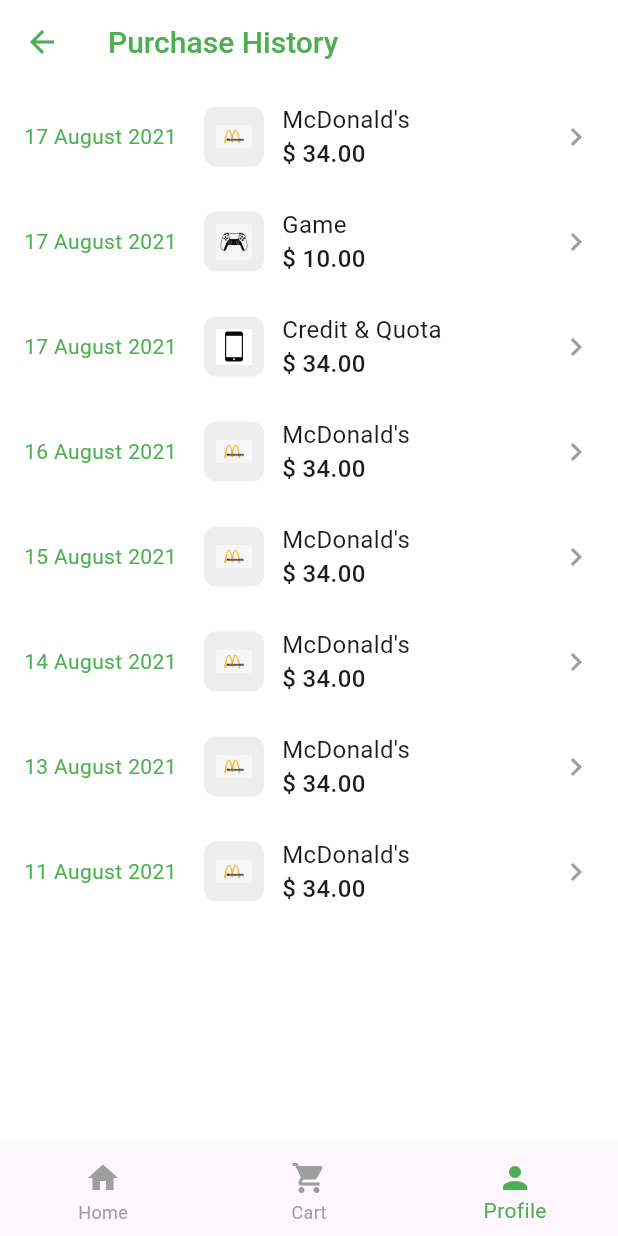
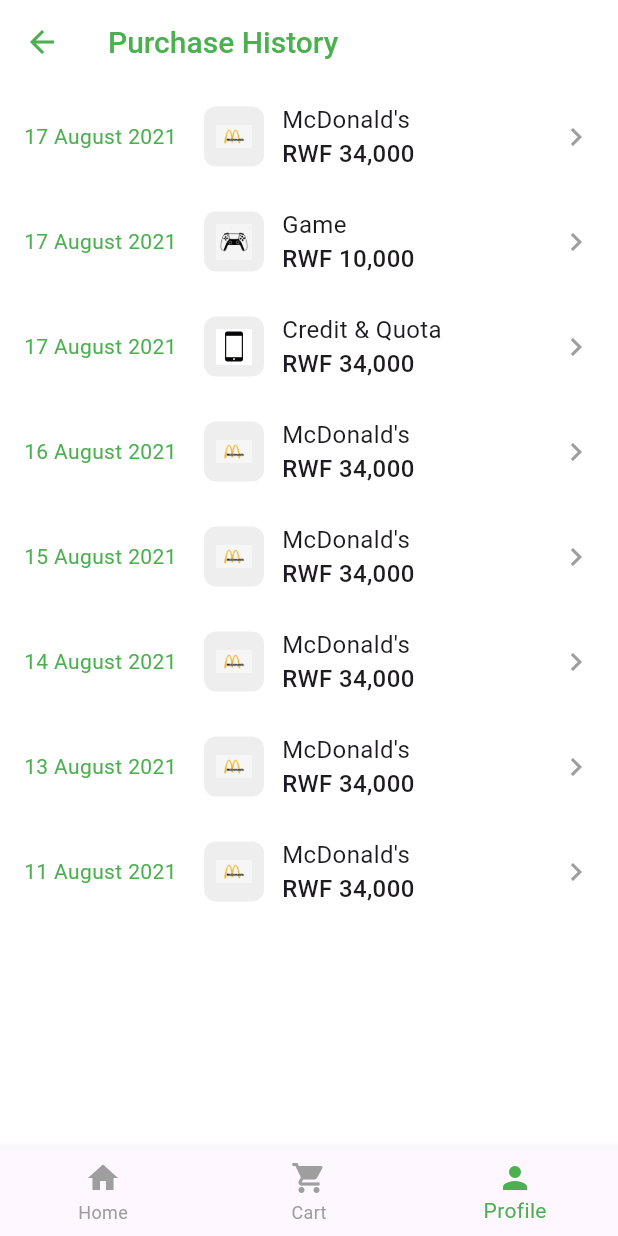
Before and after one commit to cekwedike/group-12-mobile-dev_Farm-Fresh, a Flutter app: the PurchaseHistoryScreen screen opened directly, on a phone screen of 412 x 824 dp. Run offline on Flutter 3.47's test engine with Material 3 defaults, Android fonts, the phone set to English and light mode, and no system bars.

Commit message:
Refactor purchase history screen: Update purchase items and navigation functionality

```diff
--- a/farm_fresh/lib/screens/purchase_history_screen.dart
+++ b/farm_fresh/lib/screens/purchase_history_screen.dart
@@ -1,4 +1,3 @@
-// lib/screens/purchase_history_screen.dart
 import 'package:flutter/material.dart';
 
 class PurchaseHistoryScreen extends StatelessWidget {
@@ -25,21 +24,21 @@ class PurchaseHistoryScreen extends StatelessWidget {
       ),
       body: ListView(
         children: [
-          _buildPurchaseItem('17 August 2021', 'McDonald\'s', 34.00,
+          _buildPurchaseItem('17 August 2021', 'McDonald\'s', 34000,
               'assets/mcdonalds_logo.png'),
           _buildPurchaseItem(
-              '17 August 2021', 'Game', 10.00, 'assets/game_icon.png'),
-          _buildPurchaseItem('17 August 2021', 'Credit & Quota', 34.00,
+              '17 August 2021', 'Game', 10000, 'assets/game_icon.png'),
+          _buildPurchaseItem('17 August 2021', 'Credit & Quota', 34000,
               'assets/credit_icon.png'),
-          _buildPurchaseItem('16 August 2021', 'McDonald\'s', 34.00,
+          _buildPurchaseItem('16 August 2021', 'McDonald\'s', 34000,
               'assets/mcdonalds_logo.png'),
-          _buildPurchaseItem('15 August 2021', 'McDonald\'s', 34.00,
+          _buildPurchaseItem('15 August 2021', 'McDonald\'s', 34000,
               'assets/mcdonalds_logo.png'),
-          _buildPurchaseItem('14 August 2021', 'McDonald\'s', 34.00,
+          _buildPurchaseItem('14 August 2021', 'McDonald\'s', 34000,
               'assets/mcdonalds_logo.png'),
-          _buildPurchaseItem('13 August 2021', 'McDonald\'s', 34.00,
+          _buildPurchaseItem('13 August 2021', 'McDonald\'s', 34000,
               'assets/mcdonalds_logo.png'),
-          _buildPurchaseItem('11 August 2021', 'McDonald\'s', 34.00,
+          _buildPurchaseItem('11 August 2021', 'McDonald\'s', 34000,
               'assets/mcdonalds_logo.png'),
         ],
       ),
@@ -64,13 +63,11 @@ class PurchaseHistoryScreen extends StatelessWidget {
         onTap: (index) {
           // Handle navigation
           if (index == 0) {
-            Navigator.pushNamed(context, '/');
-          }
-          if (index == 1) {
-            Navigator.pushNamed(context, '/cart');
-          }
-          if (index == 2) {
-            Navigator.pushNamed(context, '/profile');
+            Navigator.pushReplacementNamed(context, '/');
+          } else if (index == 1) {
+            Navigator.pushReplacementNamed(context, '/cart');
+          } else if (index == 2) {
+            Navigator.pushReplacementNamed(context, '/profile');
           }
         },
       ),
@@ -79,6 +76,12 @@ class PurchaseHistoryScreen extends StatelessWidget {
 
   Widget _buildPurchaseItem(
       String date, String merchant, double amount, String iconPath) {
+    // Format the amount with thousand separators
+    String formattedAmount = amount.toStringAsFixed(0).replaceAllMapped(
+          RegExp(r'(\d{1,3})(?=(\d{3})+(?!\d))'),
+          (Match m) => '${m[1]},',
+        );
+
     return Container(
       padding: const EdgeInsets.symmetric(horizontal: 16, vertical: 12),
       child: Row(
@@ -116,7 +119,7 @@ class PurchaseHistoryScreen extends StatelessWidget {
                   ),
                 ),
                 Text(
-                  '\$ ${amount.toStringAsFixed(2)}',
+                  'RWF $formattedAmount',
                   style: const TextStyle(
                     fontSize: 16,
                     fontWeight: FontWeight.w500,
```
